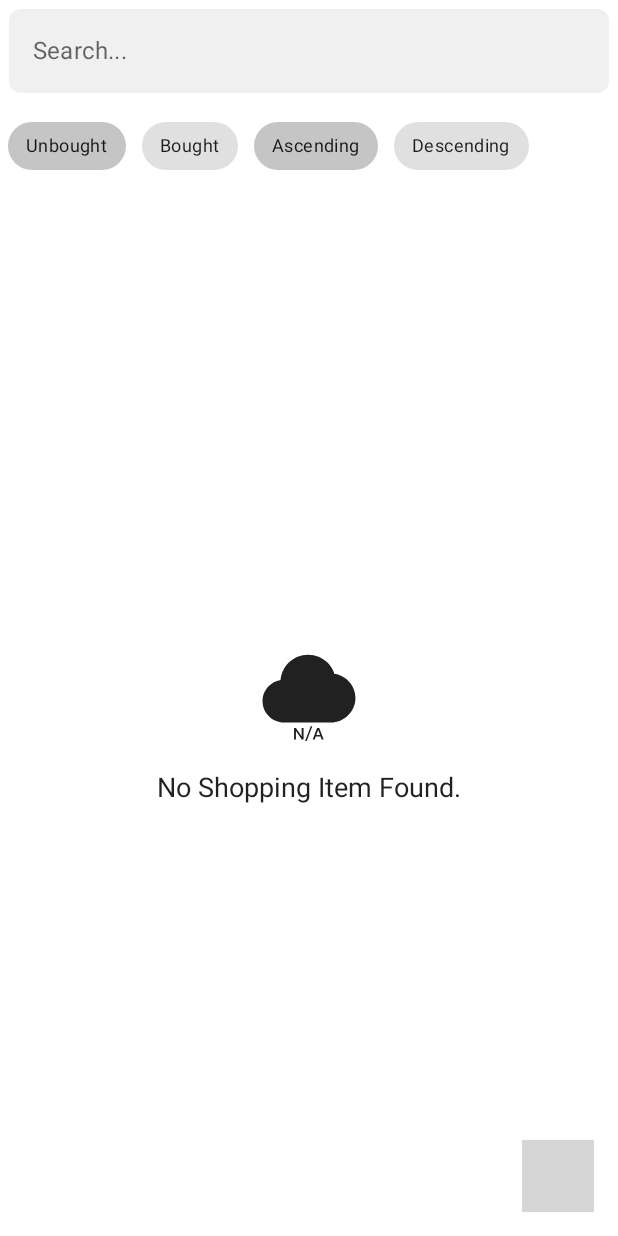
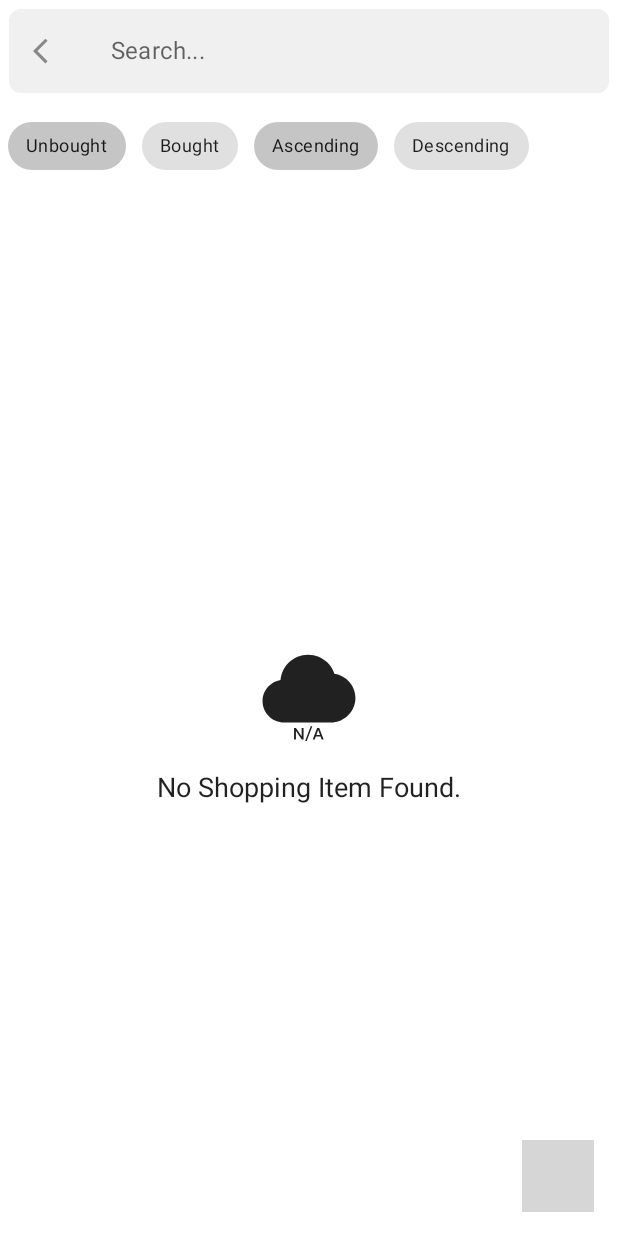
Before and after one commit to sahilk01/Shopper, an Android app built with Jetpack Compose: the composable ShoppingListScreen shown on its own in the app's theme, after a tap on "option icon", on a phone screen of 412 x 824 dp. Run offline under Robolectric (Android 15) with nearby library versions, the phone set to English and light mode, and no system bars; our stand-ins replace Dagger/Hilt's generated code, Room's generated code; libraries missing offline, so code that uses them is left out: com.ramcosta.composedestinations; 3 statements that could not run were skipped; grey boxes are pictures that could not be loaded.

Commit message:
Polished UI for Search and other in light and dark mode

```diff
--- /dev/null
+++ b/app/src/main/java/com/example/shopper/composables/BackButton.kt
@@ -0,0 +1,34 @@
+package com.example.shopper.composables
+
+import androidx.compose.foundation.clickable
+import androidx.compose.foundation.layout.padding
+import androidx.compose.foundation.layout.size
+import androidx.compose.foundation.shape.CircleShape
+import androidx.compose.material.Icon
+import androidx.compose.runtime.Composable
+import androidx.compose.ui.Modifier
+import androidx.compose.ui.draw.clip
+import androidx.compose.ui.graphics.Color
+import androidx.compose.ui.res.painterResource
+import androidx.compose.ui.res.stringResource
+import androidx.compose.ui.unit.dp
+import com.example.shopper.R
+
+@Composable
+fun BackButton(
+    tint: Color = Color.White,
+    onClick: () -> Unit
+) {
+    Icon(
+        modifier = Modifier
+            .padding(end = 10.dp)
+            .size(32.dp)
+            .clip(CircleShape)
+            .clickable {
+                onClick()
+            }
+            .padding(6.dp),
+        painter = painterResource(id = R.drawable.arrow_back),
+        contentDescription = stringResource(R.string.back_button),
+        tint = tint)
+}
--- a/app/src/main/java/com/example/shopper/composables/HeadingLabel.kt
+++ b/app/src/main/java/com/example/shopper/composables/HeadingLabel.kt
@@ -16,7 +16,6 @@ fun TextLabel(
     Text(
         modifier = modifier,
         text = text,
-        color = color,
         fontSize = 12.sp,
         fontWeight = FontWeight.Bold
     )
--- a/app/src/main/java/com/example/shopper/composables/SearchField.kt
+++ b/app/src/main/java/com/example/shopper/composables/SearchField.kt
@@ -3,15 +3,24 @@
 package com.example.shopper.composables
 
 import androidx.activity.compose.BackHandler
+import androidx.compose.foundation.background
+import androidx.compose.foundation.layout.Row
+import androidx.compose.foundation.layout.Spacer
 import androidx.compose.foundation.layout.padding
+import androidx.compose.foundation.shape.RoundedCornerShape
+import androidx.compose.material.MaterialTheme
 import androidx.compose.runtime.Composable
 import androidx.compose.runtime.*
+import androidx.compose.ui.Alignment
 import androidx.compose.ui.ExperimentalComposeUiApi
 import androidx.compose.ui.Modifier
 import androidx.compose.ui.focus.FocusRequester
+import androidx.compose.ui.graphics.Color
 import androidx.compose.ui.platform.LocalSoftwareKeyboardController
 import androidx.compose.ui.text.input.TextFieldValue
 import androidx.compose.ui.unit.dp
+import com.example.shopper.ui.theme.LocalShopperColorsPalette
+import com.example.shopper.ui.theme.White
 import kotlinx.coroutines.Job
 import kotlinx.coroutines.cancel
 import kotlinx.coroutines.delay
@@ -22,7 +31,8 @@ import kotlin.time.Duration.Companion.seconds
 @Composable
 fun SearchField(
     modifier: Modifier = Modifier,
-    onSearch: (String) -> Unit
+    onBackPress: () -> Unit,
+    onSearch: (String) -> Unit,
 ) {
     var searchText by remember {
         mutableStateOf(TextFieldValue(""))
@@ -33,8 +43,18 @@ fun SearchField(
         mutableStateOf(null)
     }
 
+   Row(
+       modifier = modifier
+           .padding(6.dp)
+           .background(color = LocalShopperColorsPalette.current.textFieldBg, shape = RoundedCornerShape(8.dp)),
+       verticalAlignment = Alignment.CenterVertically
+   ) {
+       Spacer(modifier = Modifier.padding(start = 10.dp))
+       BackButton(tint = Color.Gray) {
+           onBackPress()
+       }
+
        ShopperTextField(
-        modifier = modifier.padding(6.dp),
            value = searchText, placeholder = "Search...", onValueChange = {
                searchText = it
                searchJob?.cancel()
@@ -43,6 +63,9 @@ fun SearchField(
                    onSearch(it.text)
                }
            })
+
+       Spacer(modifier = Modifier.padding(end = 10.dp))
+   }
 }
 
 private val searchDelayTime = 500.milliseconds
--- a/app/src/main/java/com/example/shopper/composables/ShopperTextField.kt
+++ b/app/src/main/java/com/example/shopper/composables/ShopperTextField.kt
@@ -13,6 +13,7 @@ import androidx.compose.ui.res.stringResource
 import androidx.compose.ui.text.input.TextFieldValue
 import androidx.compose.ui.unit.dp
 import com.example.shopper.R
+import com.example.shopper.ui.theme.LocalShopperColorsPalette
 import com.example.shopper.ui.theme.SuperLightGray
 
 @Composable
@@ -36,10 +37,10 @@ fun ShopperTextField(
             )
         },
         colors = TextFieldDefaults.textFieldColors(
-            backgroundColor = SuperLightGray,
+            backgroundColor = LocalShopperColorsPalette.current.textFieldBg,
             focusedIndicatorColor = Color.Transparent,
             unfocusedIndicatorColor = Color.Transparent,
-            textColor = Color.Black
+//            textColor = Color.Black
         ),
         shape = RoundedCornerShape(8.dp),
     )
--- a/app/src/main/java/com/example/shopper/ui/theme/Color.kt
+++ b/app/src/main/java/com/example/shopper/ui/theme/Color.kt
@@ -10,3 +10,4 @@ val DarkBlue = Color(0xFF2B3364)
 val OrangishYellow = Color(0xFFFFC200)
 val Pink = Color(0xFFFF5374)
 val SuperLightGray = Color(0xFFF0F0F0)
+val DarkGray = Color(0xFF444444)
--- /dev/null
+++ b/app/src/main/java/com/example/shopper/ui/theme/ShopperColor.kt
@@ -0,0 +1,23 @@
+package com.example.shopper.ui.theme
+
+import androidx.compose.runtime.Immutable
+import androidx.compose.runtime.staticCompositionLocalOf
+import androidx.compose.ui.graphics.Color
+
+@Immutable
+data class CustomColorsPalette(
+    val textFieldBg: Color = Color.Unspecified,
+    val textColor: Color = Color.Unspecified,
+)
+
+val LocalShopperColorsPalette = staticCompositionLocalOf { CustomColorsPalette() }
+
+val OnLightShopperColorsPalette = CustomColorsPalette(
+    textFieldBg = SuperLightGray,
+    textColor = Color.Black
+)
+
+val OnDarkShopperColorsPalette = CustomColorsPalette(
+    textFieldBg = DarkGray,
+    textColor = White
+)
--- a/app/src/main/java/com/example/shopper/ui/theme/Theme.kt
+++ b/app/src/main/java/com/example/shopper/ui/theme/Theme.kt
@@ -1,10 +1,13 @@
 package com.example.shopper.ui.theme
 
 import androidx.compose.foundation.isSystemInDarkTheme
+import androidx.compose.material.Colors
 import androidx.compose.material.MaterialTheme
 import androidx.compose.material.darkColors
 import androidx.compose.material.lightColors
 import androidx.compose.runtime.Composable
+import androidx.compose.runtime.CompositionLocalProvider
+import androidx.compose.ui.graphics.Color
 
 private val DarkColorPalette = darkColors(
     primary = DarkPurple,
@@ -28,7 +31,6 @@ private val LightColorPalette = lightColors(
     onSurface = Color.Black,
     */
 )
-
 @Composable
 fun ShopperTheme(darkTheme: Boolean = isSystemInDarkTheme(), content: @Composable () -> Unit) {
     val colors = if (darkTheme) {
@@ -37,6 +39,11 @@ fun ShopperTheme(darkTheme: Boolean = isSystemInDarkTheme(), content: @Composabl
         LightColorPalette
     }
 
+    val shopperColorsPalette =
+        if (darkTheme) OnDarkShopperColorsPalette
+        else OnLightShopperColorsPalette
+
+    CompositionLocalProvider(LocalShopperColorsPalette provides shopperColorsPalette) {
         MaterialTheme(
             colors = colors,
             typography = Typography,
@@ -44,3 +51,5 @@ fun ShopperTheme(darkTheme: Boolean = isSystemInDarkTheme(), content: @Composabl
             content = content
         )
     }
+
+}
--- a/app/src/main/java/com/example/shopper/view/shoppingList/ShoppingListScreen.kt
+++ b/app/src/main/java/com/example/shopper/view/shoppingList/ShoppingListScreen.kt
@@ -68,9 +68,15 @@ fun ShoppingListScreen(
                         onSearch = { searchQuery ->
                         logD("Search Item => $searchQuery")
                             shoppingListViewModel.search(searchQuery)
-                    })
+                        },
+                        onBackPress = {
+                            shoppingListViewModel.search("")
+                            showSearch = false
+                        }
+                    )
 
                     BackHandler(showSearch) {
+                        shoppingListViewModel.search("")
                         showSearch = false
                     }
                 } else {
```
Also changed, not shown: app/src/main/java/com/example/shopper/composables/ShopperToolbar.kt (+4 -14 lines), app/src/main/java/com/example/shopper/composables/ShoppingItemCard.kt (+6 -10 lines). Lines whose indentation alone changed are shown as unchanged.
